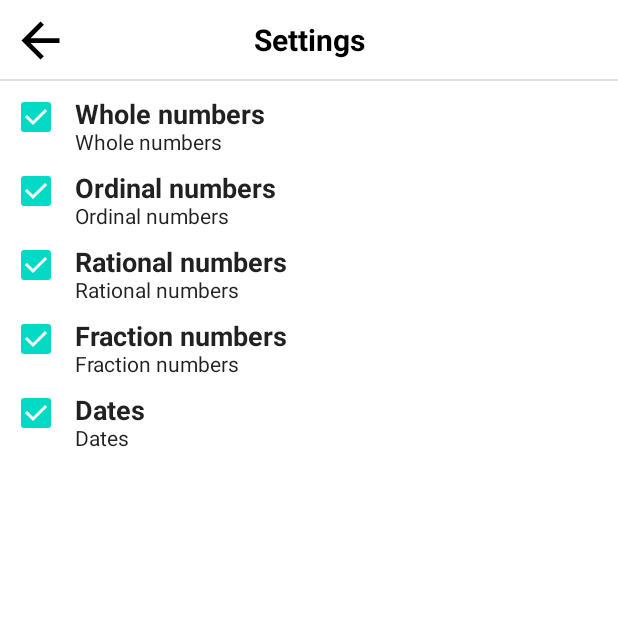
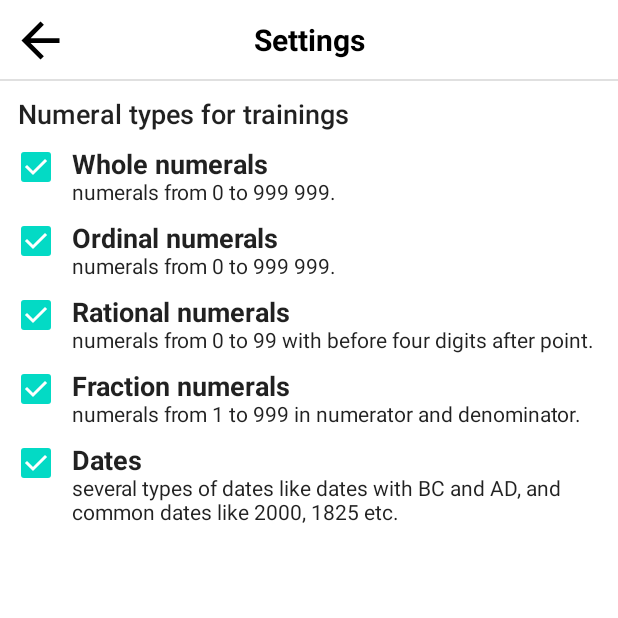
Before and after one commit to agaDeonix/number_listenup, an Android app built with Jetpack Compose: the SettingsScreen screen opened through its navigation route, on a phone screen of 412 x 824 dp, the top half of it. Run offline under Robolectric (Android 15) with nearby library versions, the phone set to English and light mode, and no system bars; libraries missing offline, so code that uses them is left out: net.gotev.speech; 1 statement that could not run was skipped.

Commit message:
finished settings screen;

```diff
--- a/app/src/main/java/com/pinkunicorp/voicenumbers/other/MyApp.kt
+++ b/app/src/main/java/com/pinkunicorp/voicenumbers/other/MyApp.kt
@@ -6,6 +6,7 @@ import com.pinkunicorp.voicenumbers.other.tts.TTSServiceImpl
 import com.pinkunicorp.voicenumbers.data.repository.PrefSettingsRepositoryImpl
 import com.pinkunicorp.voicenumbers.data.repository.SettingsRepository
 import com.pinkunicorp.voicenumbers.ui.screens.settings.SettingsViewModel
+import com.pinkunicorp.voicenumbers.ui.screens.training.TrainingViewModel
 import org.koin.android.ext.koin.androidContext
 import org.koin.android.ext.koin.androidLogger
 import org.koin.androidx.viewmodel.dsl.viewModel
@@ -21,6 +22,7 @@ class MyApp : Application() {
 
     private val viewModelModule = module {
         viewModel { SettingsViewModel(get()) }
+        viewModel { TrainingViewModel(get()) }
     }
 
     override fun onCreate() {
--- a/app/src/main/java/com/pinkunicorp/voicenumbers/ui/screens/settings/Settings.kt
+++ b/app/src/main/java/com/pinkunicorp/voicenumbers/ui/screens/settings/Settings.kt
@@ -69,6 +69,19 @@ fun SettingsContent(
             onBackClick = onBackClick
         )
         LazyColumn {
+            item {
+                Text(
+                    modifier = Modifier
+                        .padding(horizontal = 12.dp)
+                        .padding(top = 12.dp)
+                        .fillMaxWidth(),
+                    text = stringResource(id = R.string.settings_desc),
+                    style = TextStyle(
+                        fontSize = 18.sp,
+                        fontWeight = FontWeight.Medium
+                    )
+                )
+            }
             items(state.numberVariants) { numberVariantState ->
                 NumberVariantView(numberVariantState) {
                     onNumberVariantChanged(numberVariantState, it)
@@ -94,10 +107,10 @@ fun NumberVariantView(
         Checkbox(checked = numberVariantState.isEnable, onCheckedChange = {
             onCheckedChange(!numberVariantState.isEnable)
         })
-        Spacer(modifier = Modifier.width(2.dp))
         Column(
             modifier = Modifier
                 .padding(top = 12.dp)
+                .padding(end = 12.dp)
                 .fillMaxWidth()
 
         ) {
@@ -109,7 +122,7 @@ fun NumberVariantView(
                 )
             )
             Text(
-                text = stringResource(id = getNumberVariantNameId(numberVariantState.type)),
+                text = stringResource(id = getNumberVariantDescId(numberVariantState.type)),
                 style = TextStyle(
                     fontSize = 14.sp,
                     fontWeight = FontWeight.Normal
@@ -121,11 +134,21 @@ fun NumberVariantView(
 
 private fun getNumberVariantNameId(type: NumberType): Int {
     return when (type) {
-        NumberType.WHOLE -> R.string.settings_number_title_whole
-        NumberType.ORDINAL -> R.string.settings_number_title_ordinal
-        NumberType.RATIONAL -> R.string.settings_number_title_rational
-        NumberType.FRACTION -> R.string.settings_number_title_fraction
-        NumberType.DATE -> R.string.settings_number_title_date
+        NumberType.WHOLE -> R.string.settings_number_whole_title
+        NumberType.ORDINAL -> R.string.settings_number_ordinal_title
+        NumberType.RATIONAL -> R.string.settings_number_rational_title
+        NumberType.FRACTION -> R.string.settings_number_fraction_title
+        NumberType.DATE -> R.string.settings_number_date_title
+    }
+}
+
+private fun getNumberVariantDescId(type: NumberType): Int {
+    return when (type) {
+        NumberType.WHOLE -> R.string.settings_number_whole_desc
+        NumberType.ORDINAL -> R.string.settings_number_ordinal_desc
+        NumberType.RATIONAL -> R.string.settings_number_rational_desc
+        NumberType.FRACTION -> R.string.settings_number_fraction_desc
+        NumberType.DATE -> R.string.settings_number_date_desc
     }
 }
 
--- a/app/src/main/res/values/strings.xml
+++ b/app/src/main/res/values/strings.xml
@@ -15,10 +15,17 @@
     <string name="training_title">Training</string>
     <string name="training_correct">Correct!</string>
     <string name="training_incorrect">Incorrect!</string>
+
     <string name="settings_title">Settings</string>
-    <string name="settings_number_title_whole">Whole numbers</string>
-    <string name="settings_number_title_ordinal">Ordinal numbers</string>
-    <string name="settings_number_title_rational">Rational numbers</string>
-    <string name="settings_number_title_fraction">Fraction numbers</string>
-    <string name="settings_number_title_date">Dates</string>
+    <string name="settings_desc">Numeral types for trainings</string>
+    <string name="settings_number_whole_title">Whole numerals</string>
+    <string name="settings_number_whole_desc">numerals from 0 to 999\u0020999.</string>
+    <string name="settings_number_ordinal_title">Ordinal numerals</string>
+    <string name="settings_number_ordinal_desc">numerals from 0 to 999\u0020999.</string>
+    <string name="settings_number_rational_title">Rational numerals</string>
+    <string name="settings_number_rational_desc">numerals from 0 to 99 with before four digits after point.</string>
+    <string name="settings_number_fraction_title">Fraction numerals</string>
+    <string name="settings_number_fraction_desc">numerals from 1 to 999 in numerator and denominator.</string>
+    <string name="settings_number_date_title">Dates</string>
+    <string name="settings_number_date_desc">several types of dates like dates with BC and AD, and common dates like 2000, 1825 etc.</string>
 </resources>
```
Also changed, not shown: app/src/main/java/com/pinkunicorp/voicenumbers/ui/screens/training/Training.kt (+8 -1 lines), app/src/main/java/com/pinkunicorp/voicenumbers/ui/screens/training/TrainingViewModel.kt (+37 -10 lines).
